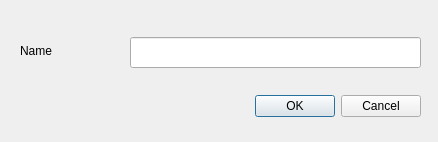
utamons/tm3, file ui/UnitNameDlg.ui: the form before one commit.
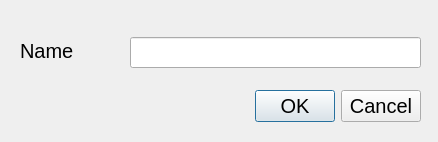
The form after the commit.

Commit message: increased font family and size

```diff
--- a/ui/UnitNameDlg.ui
+++ b/ui/UnitNameDlg.ui
@@ -31,6 +31,12 @@
      <height>32</height>
     </rect>
    </property>
+   <property name="font">
+    <font>
+     <family>Tahoma</family>
+     <pointsize>15</pointsize>
+    </font>
+   </property>
    <property name="orientation">
     <enum>Qt::Horizontal</enum>
    </property>
@@ -57,6 +63,12 @@
      <height>22</height>
     </rect>
    </property>
+   <property name="font">
+    <font>
+     <family>Tahoma</family>
+     <pointsize>15</pointsize>
+    </font>
+   </property>
    <property name="text">
     <string>Name</string>
    </property>
```
Left out of the diff: 6 changed lines with no effect on the pictures. The commit also changes 10 other files.
